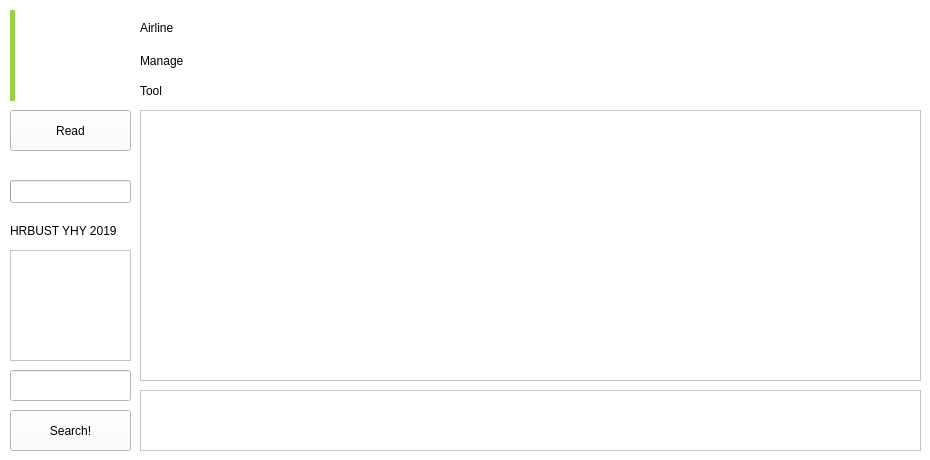
This is mainwindow.ui in Fijiisland/Simplified-Airline-Tool as Qt 5 draws it before an edit. The edited form follows.
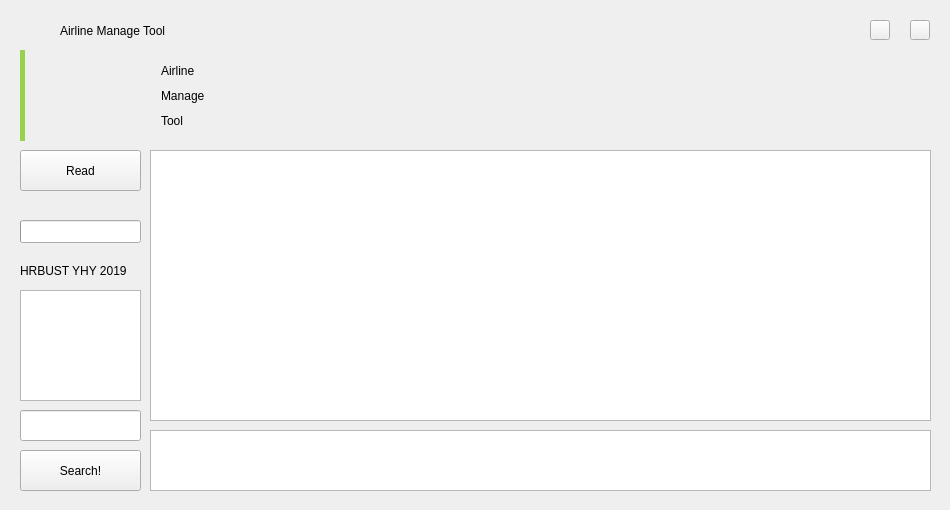
This is the edited form. Icons and pictures are not drawn.

```diff
--- a/mainwindow.ui
+++ b/mainwindow.ui
@@ -6,15 +6,15 @@
    <rect>
     <x>0</x>
     <y>0</y>
-    <width>930</width>
-    <height>460</height>
+    <width>950</width>
+    <height>510</height>
    </rect>
   </property>
   <property name="windowTitle">
    <string>Airline Manage Tool</string>
   </property>
   <property name="styleSheet">
-   <string notr="true">background-color: rgb(255, 255, 255);</string>
+   <string notr="true"/>
   </property>
   <property name="tabShape">
    <enum>QTabWidget::Rounded</enum>
@@ -23,8 +23,8 @@
    <widget class="QPushButton" name="pushButton_read">
     <property name="geometry">
      <rect>
-      <x>10</x>
-      <y>110</y>
+      <x>20</x>
+      <y>150</y>
       <width>121</width>
       <height>41</height>
      </rect>
@@ -36,8 +36,8 @@
    <widget class="QTextBrowser" name="textBrowser_main">
     <property name="geometry">
      <rect>
-      <x>140</x>
-      <y>110</y>
+      <x>150</x>
+      <y>150</y>
       <width>781</width>
       <height>271</height>
      </rect>
@@ -61,8 +61,8 @@
    <widget class="QTextBrowser" name="textBrowser_minor">
     <property name="geometry">
      <rect>
-      <x>140</x>
-      <y>390</y>
+      <x>150</x>
+      <y>430</y>
       <width>781</width>
       <height>61</height>
      </rect>
@@ -83,8 +83,8 @@
    <widget class="QLineEdit" name="lineEdit_search">
     <property name="geometry">
      <rect>
-      <x>10</x>
-      <y>370</y>
+      <x>20</x>
+      <y>410</y>
       <width>121</width>
       <height>31</height>
      </rect>
@@ -93,8 +93,8 @@
    <widget class="QPushButton" name="pushButton_search">
     <property name="geometry">
      <rect>
-      <x>10</x>
-      <y>410</y>
+      <x>20</x>
+      <y>450</y>
       <width>121</width>
       <height>41</height>
      </rect>
@@ -106,18 +106,21 @@
    <widget class="QTextBrowser" name="textBrowser_welcome_2">
     <property name="geometry">
      <rect>
-      <x>10</x>
-      <y>250</y>
+      <x>20</x>
+      <y>290</y>
       <width>121</width>
       <height>111</height>
      </rect>
     </property>
+    <property name="lineWidth">
+     <number>1</number>
+    </property>
    </widget>
    <widget class="QLabel" name="label_right">
     <property name="geometry">
      <rect>
-      <x>10</x>
-      <y>220</y>
+      <x>20</x>
+      <y>260</y>
       <width>121</width>
       <height>21</height>
      </rect>
@@ -125,6 +128,9 @@
     <property name="contextMenuPolicy">
      <enum>Qt::PreventContextMenu</enum>
     </property>
+    <property name="lineWidth">
+     <number>1</number>
+    </property>
     <property name="text">
      <string>HRBUST YHY 2019</string>
     </property>
@@ -132,8 +138,8 @@
    <widget class="QProgressBar" name="progressBar">
     <property name="geometry">
      <rect>
-      <x>10</x>
-      <y>180</y>
+      <x>20</x>
+      <y>220</y>
       <width>121</width>
       <height>23</height>
      </rect>
@@ -148,8 +154,8 @@
    <widget class="QLabel" name="label_ico">
     <property name="geometry">
      <rect>
-      <x>40</x>
-      <y>10</y>
+      <x>50</x>
+      <y>50</y>
       <width>91</width>
       <height>91</height>
      </rect>
@@ -157,54 +163,18 @@
     <property name="styleSheet">
      <string notr="true">image: url(:/images/mainICO.png);</string>
     </property>
+    <property name="lineWidth">
+     <number>1</number>
+    </property>
     <property name="text">
      <string/>
     </property>
    </widget>
-   <widget class="QLabel" name="label">
-    <property name="geometry">
-     <rect>
-      <x>140</x>
-      <y>20</y>
-      <width>81</width>
-      <height>16</height>
-     </rect>
-    </property>
-    <property name="text">
-     <string>Airline</string>
-    </property>
-   </widget>
-   <widget class="QLabel" name="label_2">
-    <property name="geometry">
-     <rect>
-      <x>140</x>
-      <y>40</y>
-      <width>81</width>
-      <height>41</height>
-     </rect>
-    </property>
-    <property name="text">
-     <string>Manage</string>
-    </property>
-   </widget>
-   <widget class="QLabel" name="label_3">
-    <property name="geometry">
-     <rect>
-      <x>140</x>
-      <y>80</y>
-      <width>41</width>
-      <height>21</height>
-     </rect>
-    </property>
-    <property name="text">
-     <string>Tool</string>
-    </property>
-   </widget>
    <widget class="QLabel" name="label_4">
     <property name="geometry">
      <rect>
-      <x>10</x>
-      <y>10</y>
+      <x>20</x>
+      <y>50</y>
       <width>5</width>
       <height>91</height>
      </rect>
@@ -212,6 +182,9 @@
     <property name="styleSheet">
      <string notr="true">background-color: rgb(152, 210, 77);</string>
     </property>
+    <property name="lineWidth">
+     <number>1</number>
+    </property>
     <property name="text">
      <string/>
     </property>
@@ -219,8 +192,8 @@
    <widget class="QPushButton" name="pushButton">
     <property name="geometry">
      <rect>
-      <x>230</x>
-      <y>10</y>
+      <x>240</x>
+      <y>50</y>
       <width>691</width>
       <height>88</height>
      </rect>
@@ -238,6 +211,100 @@
      <bool>true</bool>
     </property>
    </widget>
+   <widget class="QWidget" name="layoutWidget">
+    <property name="geometry">
+     <rect>
+      <x>150</x>
+      <y>50</y>
+      <width>71</width>
+      <height>91</height>
+     </rect>
+    </property>
+    <layout class="QVBoxLayout" name="verticalLayout">
+     <item>
+      <widget class="QLabel" name="label">
+       <property name="text">
+        <string>Airline</string>
+       </property>
+      </widget>
+     </item>
+     <item>
+      <widget class="QLabel" name="label_2">
+       <property name="text">
+        <string>Manage</string>
+       </property>
+      </widget>
+     </item>
+     <item>
+      <widget class="QLabel" name="label_3">
+       <property name="text">
+        <string>Tool</string>
+       </property>
+      </widget>
+     </item>
+    </layout>
+   </widget>
+   <widget class="QPushButton" name="pushBtn_close">
+    <property name="geometry">
+     <rect>
+      <x>910</x>
+      <y>20</y>
+      <width>20</width>
+      <height>20</height>
+     </rect>
+    </property>
+    <property name="styleSheet">
+     <string notr="true">border-image: url(:/images/quit0.png);</string>
+    </property>
+    <property name="text">
+     <string/>
+    </property>
+   </widget>
+   <widget class="QPushButton" name="pushBtn_minimize">
+    <property name="geometry">
+     <rect>
+      <x>870</x>
+      <y>20</y>
+      <width>20</width>
+      <height>20</height>
+     </rect>
+    </property>
+    <property name="styleSheet">
+     <string notr="true">border-image: url(:/images/minimize0.png);</string>
+    </property>
+    <property name="text">
+     <string/>
+    </property>
+   </widget>
+   <widget class="QLabel" name="label_5">
+    <property name="geometry">
+     <rect>
+      <x>20</x>
+      <y>20</y>
+      <width>25</width>
+      <height>25</height>
+     </rect>
+    </property>
+    <property name="styleSheet">
+     <string notr="true">image: url(:/images/logo.ico);</string>
+    </property>
+    <property name="text">
+     <string/>
+    </property>
+   </widget>
+   <widget class="QLabel" name="label_6">
+    <property name="geometry">
+     <rect>
+      <x>60</x>
+      <y>20</y>
+      <width>141</width>
+      <height>21</height>
+     </rect>
+    </property>
+    <property name="text">
+     <string>Airline Manage Tool</string>
+    </property>
+   </widget>
   </widget>
  </widget>
  <layoutdefault spacing="6" margin="11"/>
```
